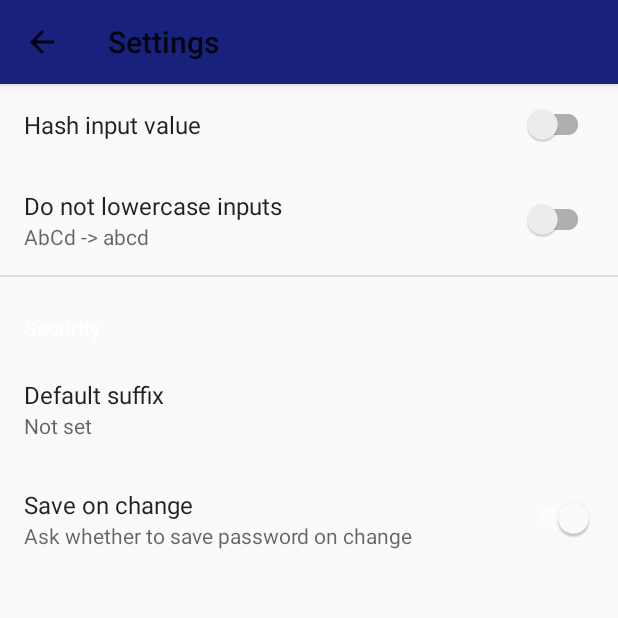
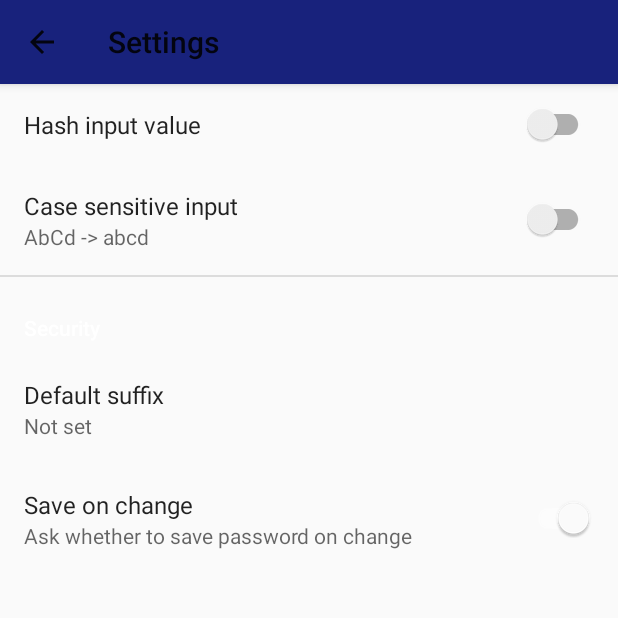
Before and after one commit to ZVernam/android, an Android app: the SettingsActivity screen opened directly, with no data from a screen before it, on a phone screen of 412 x 824 dp, the top half of it. Run offline under Robolectric (Android 15) with nearby library versions, the phone set to English and light mode, and no system bars; our stand-ins replace androidx.preference.

Commit message:
update setting and title

```diff
--- a/app/src/main/res/values/strings.xml
+++ b/app/src/main/res/values/strings.xml
@@ -21,7 +21,7 @@
     <string name="preference_password">Password</string>
     <string name="preference_is_hashed">Hash input</string>
     <string name="preference_is_biometric">Ask save default</string>
-    <string name="preference_is_casesensitive">Case sensitive</string>
+    <string name="preference_is_casesensitive">Case sensitive input</string>
     <string name="preference_is_casesensitive_enabled">AbCd -> AbCd</string>
     <string name="preference_is_casesensitive_disabled">AbCd -> abcd</string>
 
--- a/app/src/main/res/xml/preference.xml
+++ b/app/src/main/res/xml/preference.xml
@@ -10,7 +10,7 @@
         app:iconSpaceReserved="false" />
     <SwitchPreferenceCompat
         android:key="@string/preference_is_casesensitive"
-        android:title="Do not lowercase inputs"
+        android:title="@string/preference_is_casesensitive"
         android:summaryOn="@string/preference_is_casesensitive_enabled"
         android:summaryOff="@string/preference_is_casesensitive_disabled"
         app:iconSpaceReserved="false" />
```
